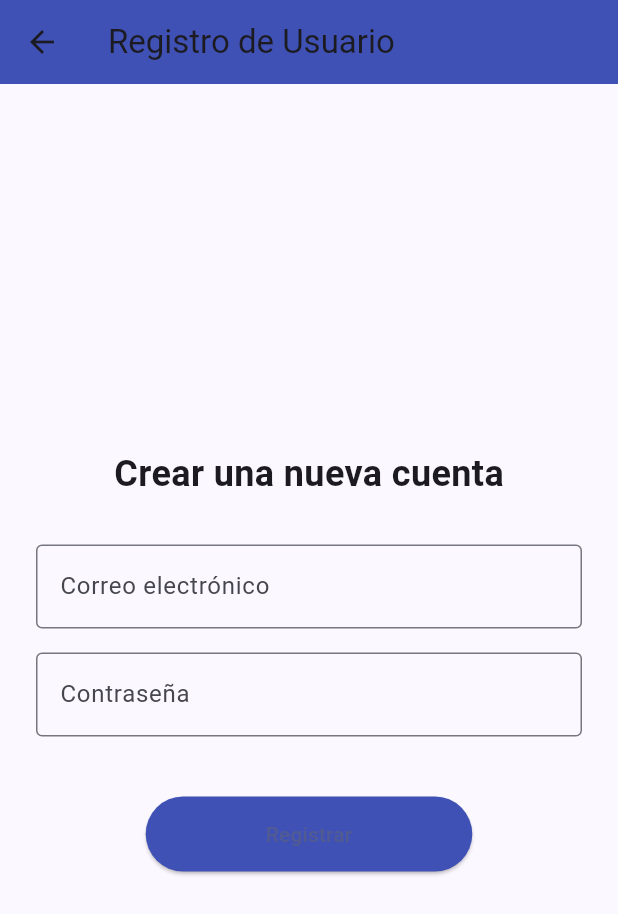
After one commit to thomasvetti/AYPPS, a Flutter app: the screen it shows after launch, after a tap on "Ingresar", after a tap on "¿No tienes cuenta? Regístrate aquí", on a phone screen of 412 x 824 dp. The commit adds this screen. Shown: the top 914 px of the screen. Run offline on Flutter 3.47's test engine with Material 3 defaults, Android fonts, the phone set to English and light mode, and no system bars; our stand-ins replace shared_preferences; network calls fail.

Commit message:
Cambios backend registro

```diff
--- a/mobile/lib/main.dart
+++ b/mobile/lib/main.dart
@@ -1,4 +1,5 @@
 import 'package:flutter/material.dart';
+import 'screens/login_screen.dart';
 import 'screens/task_list_screen.dart';
 import 'screens/add_task_screen.dart';
 import 'screens/edit_task_screen.dart';
@@ -20,11 +21,19 @@ class MyApp extends StatelessWidget {
         useMaterial3: true,
         colorScheme: ColorScheme.fromSeed(seedColor: Colors.indigo),
       ),
-      home: const TaskListScreen(),
+
+      // 👇 Punto de entrada de la app (pantalla de login)
+      initialRoute: '/',
+
+      routes: {
+        '/': (context) => const LoginScreen(),
+        '/tasks': (context) => const TaskListScreen(),
+        '/add': (context) => const AddTaskScreen(),
+        // 👇 esta ruta necesita argumentos, por eso la manejamos manualmente
+      },
+
       onGenerateRoute: (settings) {
-        if (settings.name == '/add') {
-          return MaterialPageRoute(builder: (_) => const AddTaskScreen());
-        } else if (settings.name == '/edit') {
+        if (settings.name == '/edit') {
           final task = settings.arguments as Task;
           return MaterialPageRoute(builder: (_) => EditTaskScreen(task: task));
         }
--- /dev/null
+++ b/mobile/lib/screens/login_screen.dart
@@ -0,0 +1,151 @@
+import 'package:flutter/material.dart';
+import 'package:http/http.dart' as http;
+import 'dart:convert';
+import 'package:shared_preferences/shared_preferences.dart';
+import 'register_screen.dart';
+
+class LoginScreen extends StatefulWidget {
+  const LoginScreen({super.key});
+
+  @override
+  State<LoginScreen> createState() => _LoginScreenState();
+}
+
+class _LoginScreenState extends State<LoginScreen> {
+  final TextEditingController emailController = TextEditingController();
+  final TextEditingController passwordController = TextEditingController();
+
+  bool isLoading = false;
+  String? errorMessage;
+
+  // 🔗 URL de tu backend local
+  static const String baseUrl =
+      'http://10.0.2.2:3000/auth/login'; // http://10.0.2.2:3000/auth/login http://localhost:3000/auth/login
+
+  Future<void> loginUser() async {
+    setState(() {
+      isLoading = true;
+      errorMessage = null;
+    });
+
+    final email = emailController.text.trim();
+    final password = passwordController.text.trim();
+
+    if (email.isEmpty || password.isEmpty) {
+      setState(() {
+        isLoading = false;
+        errorMessage = "Por favor, completa todos los campos";
+      });
+      return;
+    }
+
+    try {
+      final response = await http.post(
+        Uri.parse(baseUrl),
+        headers: {'Content-Type': 'application/json'},
+        body: jsonEncode({'email': email, 'password': password}),
+      );
+
+      if (response.statusCode == 201 || response.statusCode == 200) {
+        final data = jsonDecode(response.body);
+        final token = data['access_token'];
+
+        final prefs = await SharedPreferences.getInstance();
+        await prefs.setString('token', token);
+
+        // Ignora la pantalla actual y navega a la principal
+        if (mounted) {
+          Navigator.pushReplacementNamed(context, '/tasks');
+        }
+      } else {
+        setState(() {
+          errorMessage = "Credenciales inválidas o error de conexión.";
+        });
+      }
+    } catch (e) {
+      setState(() {
+        errorMessage = "Error: ${e.toString()}";
+      });
+    } finally {
+      setState(() {
+        isLoading = false;
+      });
+    }
+  }
+
+  @override
+  Widget build(BuildContext context) {
+    return Scaffold(
+      backgroundColor: Colors.grey[100],
+      body: Center(
+        child: Padding(
+          padding: const EdgeInsets.all(24.0),
+          child: SingleChildScrollView(
+            child: Column(
+              mainAxisAlignment: MainAxisAlignment.center,
+              children: [
+                const Text(
+                  "Iniciar Sesión",
+                  style: TextStyle(fontSize: 28, fontWeight: FontWeight.bold),
+                ),
+                const SizedBox(height: 30),
+
+                TextField(
+                  controller: emailController,
+                  decoration: const InputDecoration(
+                    labelText: "Correo electrónico",
+                    border: OutlineInputBorder(),
+                  ),
+                ),
+                const SizedBox(height: 16),
+
+                TextField(
+                  controller: passwordController,
+                  obscureText: true,
+                  decoration: const InputDecoration(
+                    labelText: "Contraseña",
+                    border: OutlineInputBorder(),
+                  ),
+                ),
+                const SizedBox(height: 20),
+
+                if (errorMessage != null)
+                  Text(
+                    errorMessage!,
+                    style: const TextStyle(color: Colors.red),
+                  ),
+
+                const SizedBox(height: 20),
+
+                isLoading
+                    ? const CircularProgressIndicator()
+                    : ElevatedButton(
+                        onPressed: loginUser,
+                        style: ElevatedButton.styleFrom(
+                          padding: const EdgeInsets.symmetric(
+                            horizontal: 80,
+                            vertical: 15,
+                          ),
+                        ),
+                        child: const Text("Ingresar"),
+                      ),
+
+                const SizedBox(height: 20),
+
+                TextButton(
+                  onPressed: () {
+                    Navigator.push(
+                      context,
+                      MaterialPageRoute(builder: (_) => const RegisterScreen()),
+                    );
+                  },
+                  child: const Text("¿No tienes cuenta? Regístrate aquí"),
+                ),
+              ],
+            ),
+          ),
+        ),
+      ),
+    );
+  }
+}
--- /dev/null
+++ b/mobile/lib/screens/register_screen.dart
@@ -0,0 +1,142 @@
+import 'package:flutter/material.dart';
+import 'package:http/http.dart' as http;
+import 'dart:convert';
+
+class RegisterScreen extends StatefulWidget {
+  const RegisterScreen({super.key});
+
+  @override
+  State<RegisterScreen> createState() => _RegisterScreenState();
+}
+
+class _RegisterScreenState extends State<RegisterScreen> {
+  final TextEditingController emailController = TextEditingController();
+  final TextEditingController passwordController = TextEditingController();
+
+  bool isLoading = false;
+  String? message;
+
+  // Cambia a localhost o 10.0.2.2 según tu entorno http://10.0.2.2:3000/ http://localhost:3000/users/register
+  static const String baseUrl = 'http://10.0.2.2:3000/users/register';
+
+  Future<void> registerUser() async {
+    setState(() {
+      isLoading = true;
+      message = null;
+    });
+
+    final email = emailController.text.trim();
+    final password = passwordController.text.trim();
+
+    if (email.isEmpty || password.isEmpty) {
+      setState(() {
+        isLoading = false;
+        message = "Por favor, completa todos los campos.";
+      });
+      return;
+    }
+
+    try {
+      final response = await http.post(
+        Uri.parse(baseUrl),
+        headers: {'Content-Type': 'application/json'},
+        body: jsonEncode({'email': email, 'password': password}),
+      );
+
+      if (response.statusCode == 201 || response.statusCode == 200) {
+        setState(() {
+          message = "Usuario registrado con éxito 🎉";
+        });
+
+        // Espera un poco y vuelve al login
+        await Future.delayed(const Duration(seconds: 2));
+        if (mounted) {
+          Navigator.pop(context);
+        }
+      } else {
+        setState(() {
+          message = "Error al registrar. Puede que el correo ya exista.";
+        });
+      }
+    } catch (e) {
+      setState(() {
+        message = "Error: ${e.toString()}";
+      });
+    } finally {
+      setState(() {
+        isLoading = false;
+      });
+    }
+  }
+
+  @override
+  Widget build(BuildContext context) {
+    return Scaffold(
+      appBar: AppBar(
+        title: const Text("Registro de Usuario"),
+        backgroundColor: Colors.indigo,
+      ),
+      body: Center(
+        child: Padding(
+          padding: const EdgeInsets.all(24.0),
+          child: SingleChildScrollView(
+            child: Column(
+              children: [
+                const Text(
+                  "Crear una nueva cuenta",
+                  style: TextStyle(fontSize: 24, fontWeight: FontWeight.bold),
+                ),
+                const SizedBox(height: 30),
+
+                TextField(
+                  controller: emailController,
+                  decoration: const InputDecoration(
+                    labelText: "Correo electrónico",
+                    border: OutlineInputBorder(),
+                  ),
+                ),
+                const SizedBox(height: 16),
+
+                TextField(
+                  controller: passwordController,
+                  obscureText: true,
+                  decoration: const InputDecoration(
+                    labelText: "Contraseña",
+                    border: OutlineInputBorder(),
+                  ),
+                ),
+                const SizedBox(height: 20),
+
+                if (message != null)
+                  Text(
+                    message!,
+                    style: TextStyle(
+                      color: message!.contains("éxito")
+                          ? Colors.green
+                          : Colors.red,
+                    ),
+                  ),
+
+                const SizedBox(height: 20),
+
+                isLoading
+                    ? const CircularProgressIndicator()
+                    : ElevatedButton(
+                        onPressed: registerUser,
+                        style: ElevatedButton.styleFrom(
+                          backgroundColor: Colors.indigo,
+                          padding: const EdgeInsets.symmetric(
+                            horizontal: 80,
+                            vertical: 15,
+                          ),
+                        ),
+                        child: const Text("Registrar"),
+                      ),
+              ],
+            ),
+          ),
+        ),
+      ),
+    );
+  }
+}
--- a/mobile/lib/services/api_service.dart
+++ b/mobile/lib/services/api_service.dart
@@ -6,7 +6,7 @@ import '../models/task.dart';
 // http://10.0.2.2:3000/tasks // Emulador Android
 // http://localhost:3000/tasks // Red local
 class ApiService {
-  static const String baseUrl = 'http://localhost:3000/tasks';
+  static const String baseUrl = 'http://10.0.2.2:3000/tasks';
   Future<List<Task>> fetchTasks() async {
     final response = await http.get(Uri.parse(baseUrl));
     if (response.statusCode == 200) {
```
